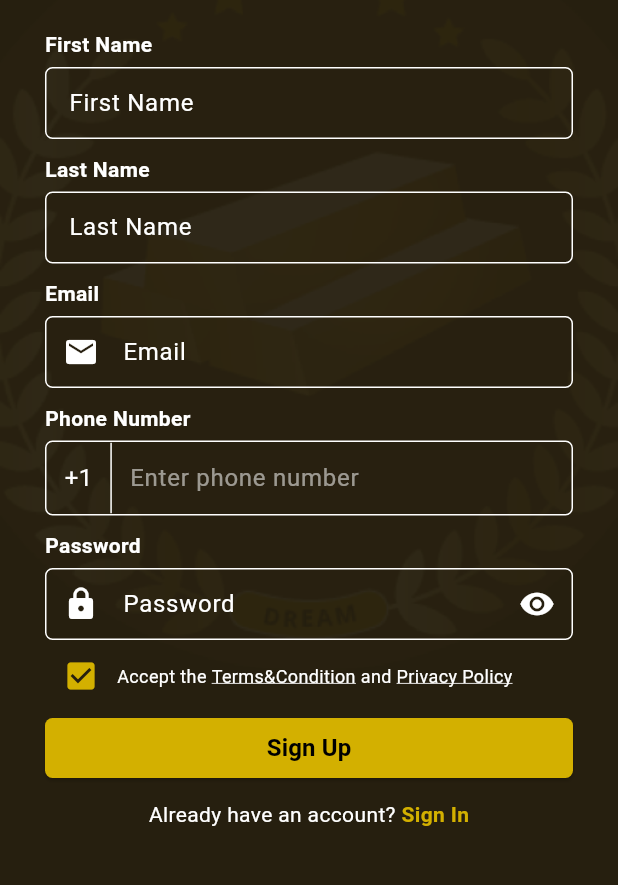
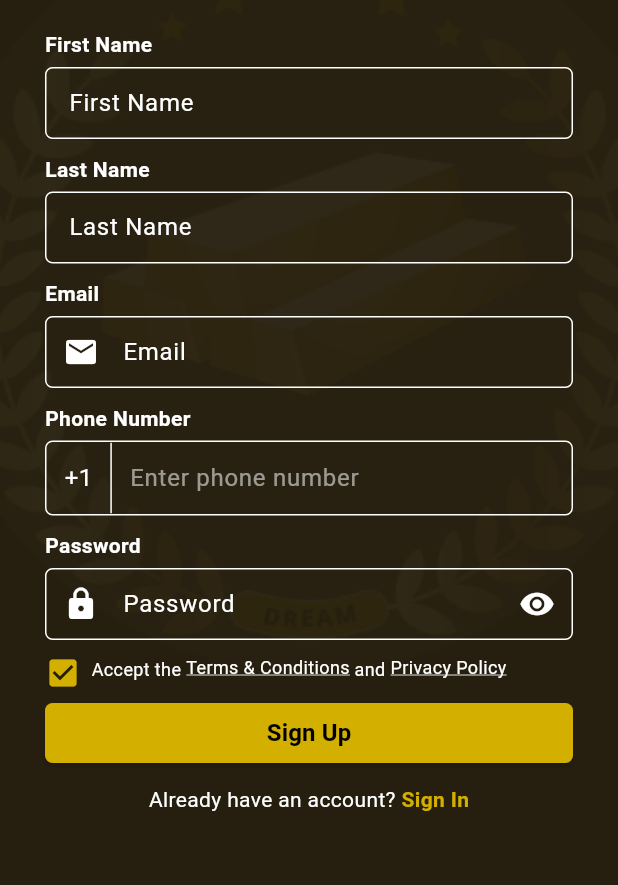
Before and after one commit to naveedhanif003/dgce, a Flutter app: the SignUpScreen screen opened by its route, after a tap on the "check box outline blank" icon, on a phone screen of 412 x 824 dp, the part 329-1214 px from its top. Run offline on Flutter 3.47's test engine with Material 3 defaults, Android fonts, the phone set to English and light mode, and no system bars; our stand-ins replace file_picker, firebase_core, firebase_messaging, flutter_local_notifications, pull_to_refresh and 2 more; missing offline and left inert: dart:ffi, flutter_inappwebview, webview_flutter_android; accounts and stored records are empty; network calls fail.

Commit message:
add webview for terms&comdition and privacy policy

```diff
--- a/lib/routes/app_routes.dart
+++ b/lib/routes/app_routes.dart
@@ -1,6 +1,7 @@
 import 'package:dream_al_emarat_app/routes/routes_names.dart';
 import 'package:dream_al_emarat_app/views/HomeScreen.dart';
 import 'package:dream_al_emarat_app/views/OtpScreen.dart';
+import 'package:dream_al_emarat_app/views/WebViewScreen.dart';
 import 'package:dream_al_emarat_app/views/forgot_screen.dart';
 import 'package:dream_al_emarat_app/views/login_screen.dart';
 import 'package:dream_al_emarat_app/views/onBoardingScreens.dart';
@@ -31,6 +32,15 @@ class AppRoutes {
         return MaterialPageRoute(builder: (_) => ResetPasswordScreen());
       case RoutesNames.otpPassword:
         return MaterialPageRoute(builder: (_) => OtpScreen());
+      case RoutesNames.webviewScreen:
+        final args = settings.arguments as Map<String, dynamic>?;
+        return MaterialPageRoute(
+          builder:
+              (_) => WebViewScreen(
+                url: args?['url'] ?? "",
+                title: args?['title'] ?? "",
+              ),
+        );
       default:
         return MaterialPageRoute(
           builder: (_) {
--- a/lib/routes/routes_names.dart
+++ b/lib/routes/routes_names.dart
@@ -7,4 +7,5 @@ class RoutesNames{
   static const String onBoardingScreens = 'on_boarding_screens';
   static const String resetPassword = 'reset_password_screen';
   static const String otpPassword = 'otp_screen';
+  static const String webviewScreen = 'webview_screen';
 }
--- a/lib/views/signup_screen.dart
+++ b/lib/views/signup_screen.dart
@@ -42,12 +42,20 @@ class _SignUpScreenState extends State<SignUpScreen> {
       listen: false,
     );
 
-    var privacyPolicyLink = settingsViewModel.settings?.data?.pages?.navbarLinks
-        ?.firstWhere((link) => link.slug == "privacy_policy", orElse: () => NavbarLinks())
+    var privacyPolicyLink =
+        settingsViewModel.settings?.data?.pages?.navbarLinks
+            ?.firstWhere(
+              (link) => link.slug == "privacy_policy",
+              orElse: () => NavbarLinks(),
+            )
             ?.link; // Extract the link property
 
-    var termsConditionLink = settingsViewModel.settings?.data?.pages?.navbarLinks
-        ?.firstWhere((link) => link.slug == "terms_condition", orElse: () => NavbarLinks())
+    var termsConditionLink =
+        settingsViewModel.settings?.data?.pages?.navbarLinks
+            ?.firstWhere(
+              (link) => link.slug == "terms_condition",
+              orElse: () => NavbarLinks(),
+            )
             ?.link;
     return Scaffold(
       body: SafeArea(
@@ -147,73 +155,102 @@ class _SignUpScreenState extends State<SignUpScreen> {
                                   (value) => Utils.validatePassword(value),
                             ),
                             Row(
+                              crossAxisAlignment: CrossAxisAlignment.start,
                               children: [
-                                IconButton(
-                                  onPressed: () {
+                                Padding(
+                                  padding: EdgeInsets.only(top: 10),
+                                  child: GestureDetector(
+                                    onTap: () {
                                       setState(() {
                                         _isChecked = !_isChecked;
                                       });
                                     },
-                                  icon: Icon(
+                                    child: Icon(
                                       _isChecked
                                           ? Icons.check_box
                                           : Icons.check_box_outline_blank,
                                       color: AppColors.goldColor,
+                                      size: 24,
                                     ),
                                   ),
-                                Text(
-                                  "Accept the ",
+                                ),
+                                SizedBox(width: 5),
+                                Expanded(
+                                  child: Padding(padding: EdgeInsets.only(left: 2,right: 5,top: 10, bottom: 10),child:
+                                  Text.rich(
+                                    TextSpan(
+                                      children: [
+                                        TextSpan(
+                                          text: "Accept the ",
                                           style: TextStyle(
                                             color: Colors.white,
                                             fontSize: 12,
                                           ),
                                         ),
-                                InkWell(
-                                  onTap: () {
-                                    _launchUrl(termsConditionLink);
+                                        WidgetSpan(
+                                          child: GestureDetector(
+                                            onTap:
+                                                () => Navigator.pushNamed(
+                                              context,
+                                              RoutesNames.webviewScreen,
+                                              arguments: {
+                                                "url": termsConditionLink,
+                                                "title":
+                                                "Terms And Conditions",
                                               },
+                                            ),
+
                                             child: Text(
-                                    "Terms&Condition",
+                                              "Terms & Conditions",
                                               style: TextStyle(
                                                 fontSize: 12,
                                                 color: Colors.white,
-                                      decoration: TextDecoration.underline,
+                                                decoration:
+                                                TextDecoration.underline,
                                                 decorationColor: Colors.white,
                                               ),
                                             ),
                                           ),
-                                Text(
-                                  " and ",
+                                        ),
+                                        TextSpan(
+                                          text: " and ",
                                           style: TextStyle(
                                             color: Colors.white,
                                             fontSize: 12,
                                           ),
                                         ),
-                                InkWell(
-                                  onTap: () {
-                                    _launchUrl(privacyPolicyLink);
+                                        WidgetSpan(
+                                          child: GestureDetector(
+                                            onTap:
+                                                () => Navigator.pushNamed(
+                                              context,
+                                              RoutesNames.webviewScreen,
+                                              arguments: {
+                                                "url": privacyPolicyLink,
+                                                "title":
+                                                "Privacy Policy",
                                               },
+                                            ),
                                             child: Text(
                                               "Privacy Policy",
                                               style: TextStyle(
+                                                fontSize: 12,
                                                 color: Colors.white,
-                                      decoration: TextDecoration.underline,
+                                                decoration:
+                                                TextDecoration.underline,
                                                 decorationColor: Colors.white,
-                                      fontSize: 12,
                                               ),
                                             ),
                                           ),
-                                // Expanded(
-                                //   child: Text(
-                                //     AppStrings.terms_and_conditions,
-                                //     style: TextStyle(
-                                //       color: Colors.white,
-                                //       fontSize: 10,
-                                //     ),
-                                //   ),
-                                // ),
+                                        ),
                                       ],
                                     ),
+                                  ),)
+                                  ,
+                                ),
+                              ],
+                            ),
+
                             SizedBox(
                               width: double.infinity,
                               child: ElevatedButton(
@@ -270,39 +307,6 @@ class _SignUpScreenState extends State<SignUpScreen> {
                                 ],
                               ),
                             ),
-                            // SizedBox(height: 10),
-                            // Row(
-                            //   mainAxisAlignment: MainAxisAlignment.center,
-                            //   children: [
-                            //     InkWell(
-                            //       onTap: () {
-                            //         _launchUrl("https://test.dhinvest.ae/term-condition?is_httpClient=1");
-                            //       },
-                            //       child: Text(
-                            //         "Terms&Condition",
-                            //         style: TextStyle(
-                            //           color: Colors.white,
-                            //           decoration: TextDecoration.underline,
-                            //           decorationColor: Colors.white,
-                            //         ),
-                            //       ),
-                            //     ),
-                            //     Text("/",style: TextStyle(color: Colors.white),),
-                            //     InkWell(
-                            //       onTap: () {
-                            //         _launchUrl("https://test.dhinvest.ae/privacy-policy?is_httpClient=1");
-                            //       },
-                            //       child: Text(
-                            //         "Privacy Policy",
-                            //         style: TextStyle(
-                            //           color: Colors.white,
-                            //           decoration: TextDecoration.underline,
-                            //           decorationColor: Colors.white,
-                            //         ),
-                            //       ),
-                            //     ),
-                            //   ],
-                            // ),
                             SizedBox(height: 15),
                           ],
                         ),
```
Also changed, not shown: lib/main.dart (+9 -0 lines), lib/views/OtpScreen.dart (+75 -22 lines), lib/views/WebViewScreen.dart (added, +40 -0 lines). Lines whose indentation alone changed are shown as unchanged.
